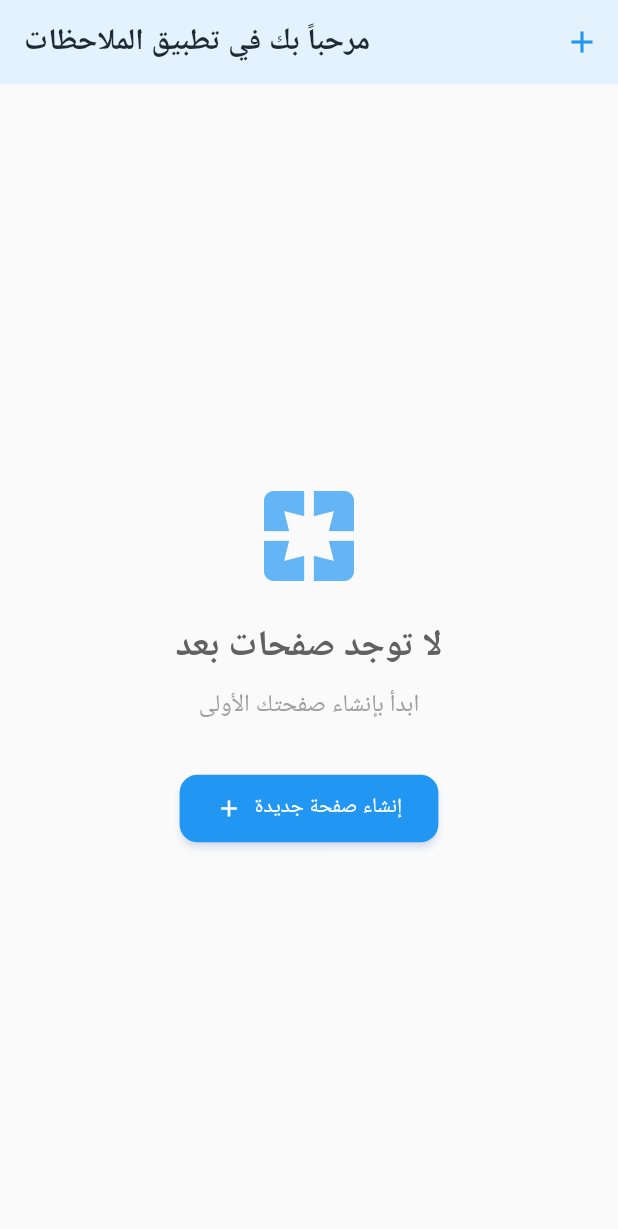
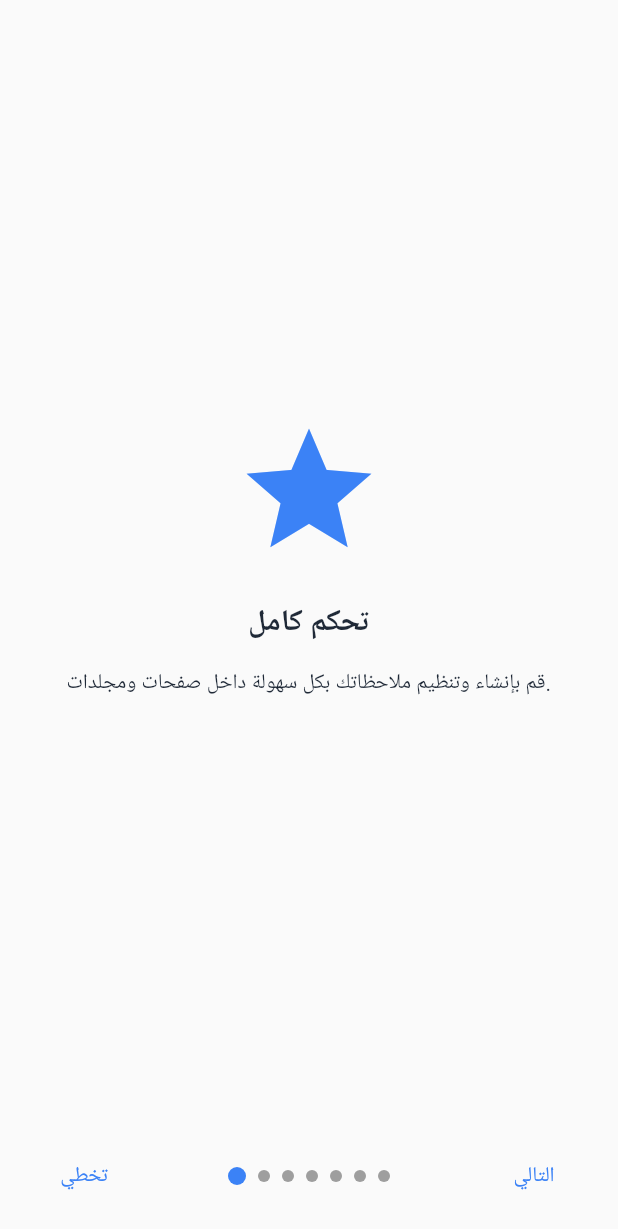
Before and after one commit to Mohamed03-T/Notes-App, a Flutter app: the screen it shows after launch, on a phone screen of 412 x 824 dp. Shown: the top 1229 px of the screen. Run offline on Flutter 3.47's test engine with Material 3 defaults, Android fonts, the light colour scheme and no system bars; our stand-ins replace shared_preferences.

Commit message:
new fauters

```diff
--- a/lib/components/top_bar/top_bar.dart
+++ b/lib/components/top_bar/top_bar.dart
@@ -69,7 +69,7 @@ class TopBar extends StatelessWidget implements PreferredSizeWidget {
 
     return AppBar(
       toolbarHeight: AppTokens.topBarHeight,
-      backgroundColor: Colors.white,
+  backgroundColor: Theme.of(context).appBarTheme.backgroundColor,
       elevation: 0,
       shadowColor: Colors.transparent,
       surfaceTintColor: Colors.transparent,
@@ -81,7 +81,7 @@ class TopBar extends StatelessWidget implements PreferredSizeWidget {
             gradient: LinearGradient(
               colors: [
                 Colors.transparent,
-                Colors.grey.shade200,
+                Theme.of(context).dividerColor,
                 Colors.transparent,
               ],
               stops: const [0.0, 0.5, 1.0],
--- a/lib/core/theme/app_theme.dart
+++ b/lib/core/theme/app_theme.dart
@@ -93,15 +93,15 @@ class AppTheme {
     scaffoldBackgroundColor: lightBackground,
 
     // تصميم AppBar
-    appBarTheme: const AppBarTheme(
-      backgroundColor: lightSurface,
-      foregroundColor: lightTextPrimary,
+    appBarTheme: AppBarTheme(
+      backgroundColor: Colors.grey.shade800,
+      foregroundColor: Colors.grey.shade200,
       elevation: 0,
       centerTitle: false,
       titleTextStyle: TextStyle(
         fontSize: 20,
         fontWeight: FontWeight.bold,
-        color: lightTextPrimary,
+        color: Colors.grey.shade200,
       ),
     ),
 
@@ -232,15 +232,15 @@ class AppTheme {
     scaffoldBackgroundColor: darkBackground,
 
     // تصميم AppBar
-    appBarTheme: const AppBarTheme(
-      backgroundColor: darkSurface,
-      foregroundColor: darkTextPrimary,
+    appBarTheme: AppBarTheme(
+      backgroundColor: Colors.grey.shade800,
+      foregroundColor: Colors.grey.shade200,
       elevation: 0,
       centerTitle: false,
       titleTextStyle: TextStyle(
         fontSize: 20,
         fontWeight: FontWeight.bold,
-        color: darkTextPrimary,
+        color: Colors.grey.shade200,
       ),
     ),
 
@@ -266,6 +266,13 @@ class AppTheme {
         ),
         padding: const EdgeInsets.symmetric(horizontal: 24, vertical: 12),
       ),
+    ),
+    // تصميم SnackBar في الثيم الداكن
+    snackBarTheme: SnackBarThemeData(
+      backgroundColor: Colors.grey.shade800,
+      contentTextStyle: TextStyle(color: Colors.grey.shade200),
+      behavior: SnackBarBehavior.floating,
+      shape: RoundedRectangleBorder(borderRadius: BorderRadius.circular(8)),
     ),
 
     // تصميم النصوص
--- a/lib/main.dart
+++ b/lib/main.dart
@@ -1,6 +1,8 @@
 import 'package:flutter/material.dart';
+import 'package:shared_preferences/shared_preferences.dart';
 import 'core/theme/app_theme.dart';
 import 'screens/notes/notes_home.dart';
+import 'screens/onboarding/onboarding_screen.dart';
 
 void main() async {
   WidgetsFlutterBinding.ensureInitialized();
@@ -15,6 +17,14 @@ class NotesApp extends StatelessWidget {
     return AnimatedBuilder(
       animation: ThemeManager.instance,
       builder: (context, child) {
+        return FutureBuilder<bool>(
+          future: SharedPreferences.getInstance()
+              .then((prefs) => prefs.getBool('seenOnboarding') ?? false),
+          builder: (context, snapshot) {
+            if (snapshot.connectionState != ConnectionState.done) {
+              return const CircularProgressIndicator();
+            }
+            final seen = snapshot.data!;
             return MaterialApp(
               title: 'Notes',
               theme: AppTheme.lightTheme,
@@ -22,8 +32,10 @@ class NotesApp extends StatelessWidget {
               themeMode: ThemeManager.instance.isDarkMode
                   ? ThemeMode.dark
                   : ThemeMode.light,
-          home: const NotesHome(),
+              home: seen ? const NotesHome() : const OnboardingScreen(),
               debugShowCheckedModeBanner: false,
+            );
+          },
         );
       },
     );
--- a/lib/screens/notes/add_folder_screen.dart
+++ b/lib/screens/notes/add_folder_screen.dart
@@ -25,9 +25,7 @@ class _AddFolderScreenState extends State<AddFolderScreen> {
   void _createFolder() async {
     final title = _titleController.text.trim();
     if (title.isEmpty) {
-      ScaffoldMessenger.of(context).showSnackBar(
-        const SnackBar(content: Text('يرجى إدخال اسم المجلد')),
-      );
+      // SnackBar for empty folder name removed per request
       return;
     }
 
@@ -40,16 +38,12 @@ class _AddFolderScreenState extends State<AddFolderScreen> {
       final folderId = repo.addNewFolder(widget.pageId, title);
 
       if (mounted) {
-        ScaffoldMessenger.of(context).showSnackBar(
-          SnackBar(content: Text('تم إنشاء مجلد "$title" بنجاح ✅')),
-        );
+        // SnackBar for folder creation success removed per request
         Navigator.pop(context, folderId);
       }
     } catch (e) {
       if (mounted) {
-        ScaffoldMessenger.of(context).showSnackBar(
-          SnackBar(content: Text('خطأ في إنشاء المجلد: $e')),
-        );
+        // SnackBar for folder creation error removed per request
       }
     } finally {
       if (mounted) {
--- /dev/null
+++ b/lib/screens/onboarding/onboarding_screen.dart
@@ -0,0 +1,144 @@
+import 'package:flutter/material.dart';
+import 'package:shared_preferences/shared_preferences.dart';
+import '../notes/notes_home.dart';
+
+class OnboardingScreen extends StatefulWidget {
+  const OnboardingScreen({Key? key}) : super(key: key);
+
+  @override
+  _OnboardingScreenState createState() => _OnboardingScreenState();
+}
+
+class _OnboardingScreenState extends State<OnboardingScreen> {
+  final PageController _controller = PageController();
+  int _currentIndex = 0;
+
+  final List<Map<String, String>> _pages = [
+    {
+      'title': 'تحكم كامل',
+      'description': 'قم بإنشاء وتنظيم ملاحظاتك بكل سهولة داخل صفحات ومجلدات.'
+    },
+    {
+      'title': 'واجهة بسيطة',
+      'description': 'استمتع بواجهة مستخدم نظيفة وسهلة الاستخدام.'
+    },
+    {
+      'title': 'تخصيص المظهر',
+      'description': 'اختر بين الوضع الفاتح والداكن حسب رغبتك.'
+    },
+    {
+      'title': 'عمل دون إنترنت',
+      'description': 'التطبيق يعمل دون اتصال بالإنترنت ويخزن ملاحظاتك محلياً لضمان خصوصية عالية.'
+    },
+    {
+      'title': 'اللغات المتوفرة',
+      'description': 'العربية، الفرنسية، والإنجليزية لتجربة أكثر سهولة ومرونة.'
+    },
+    {
+      'title': 'النسخ والاستعادة',
+      'description': 'تتوفر تحديثات مستقبلية لنسخ البيانات واستعادتها، وإذا حُذف التطبيق دون نسخ احتياطي ستُفقد الملاحظات.'
+    },
+    {
+      'title': 'حماية المجلدات',
+      'description': 'يمكنك تعيين رمز للمجلدات لحفظ أسرارك وحمايتها.'
+    },
+  ];
+
+  Future<void> _finishOnboarding() async {
+    final prefs = await SharedPreferences.getInstance();
+    await prefs.setBool('seenOnboarding', true);
+    Navigator.of(context).pushReplacement(
+      MaterialPageRoute(builder: (_) => const NotesHome()),
+    );
+  }
+
+  @override
+  Widget build(BuildContext context) {
+    return Scaffold(
+      body: SafeArea(
+        child: Column(
+          children: [
+            Expanded(
+              child: PageView.builder(
+                controller: _controller,
+                itemCount: _pages.length,
+                onPageChanged: (i) => setState(() => _currentIndex = i),
+                itemBuilder: (_, index) {
+                  return Padding(
+                    padding: const EdgeInsets.all(24.0),
+                    child: Column(
+                      mainAxisAlignment: MainAxisAlignment.center,
+                      children: [
+                        Icon(
+                          Icons.star,
+                          size: 100,
+                          color: Theme.of(context).colorScheme.primary,
+                        ),
+                        const SizedBox(height: 24),
+                        Text(
+                          _pages[index]['title']!,
+                          style: Theme.of(context).textTheme.headlineSmall,
+                          textAlign: TextAlign.center,
+                        ),
+                        const SizedBox(height: 16),
+                        Text(
+                          _pages[index]['description']!,
+                          style: Theme.of(context).textTheme.bodyMedium,
+                          textAlign: TextAlign.center,
+                        ),
+                      ],
+                    ),
+                  );
+                },
+              ),
+            ),
+            Padding(
+              padding: const EdgeInsets.symmetric(horizontal: 24.0, vertical: 16.0),
+              child: Row(
+                mainAxisAlignment: MainAxisAlignment.spaceBetween,
+                children: [
+                  TextButton(
+                    onPressed: _currentIndex > 0
+                        ? () {
+                            _controller.previousPage(
+                                duration: const Duration(milliseconds: 300),
+                                curve: Curves.ease);
+                          }
+                        : _finishOnboarding,
+                    child: Text(_currentIndex > 0 ? 'عودة' : 'تخطي'),
+                  ),
+                  Row(
+                    children: List.generate(
+                      _pages.length,
+                      (index) => Container(
+                        margin: const EdgeInsets.symmetric(horizontal: 4),
+                        width: _currentIndex == index ? 12 : 8,
+                        height: _currentIndex == index ? 12 : 8,
+                        decoration: BoxDecoration(
+                          color: _currentIndex == index
+                              ? Theme.of(context).colorScheme.primary
+                              : Colors.grey,
+                          shape: BoxShape.circle,
+                        ),
+                      ),
+                    ),
+                  ),
+                  TextButton(
+                    onPressed: _currentIndex < _pages.length - 1
+                        ? () {
+                            _controller.nextPage(
+                                duration: const Duration(milliseconds: 300),
+                                curve: Curves.ease);
+                          }
+                        : _finishOnboarding,
+                    child: Text(_currentIndex < _pages.length - 1 ? 'التالي' : 'إنهاء'),
+                  ),
+                ],
+              ),
+            ),
+          ],
+        ),
+      ),
+    );
+  }
+}
```
Also changed, not shown: lib/components/folder_card/folder_card.dart (+58 -14 lines), lib/models/folder_model.dart (+12 -3 lines), lib/repositories/notes_repository.dart (+13 -0 lines), lib/screens/notes/add_page_screen.dart (+10 -15 lines), lib/screens/notes/folder_notes_screen.dart (+1 -11 lines), lib/screens/notes/notes_home.dart (+18 -6 lines). Lines whose indentation alone changed are shown as unchanged.
